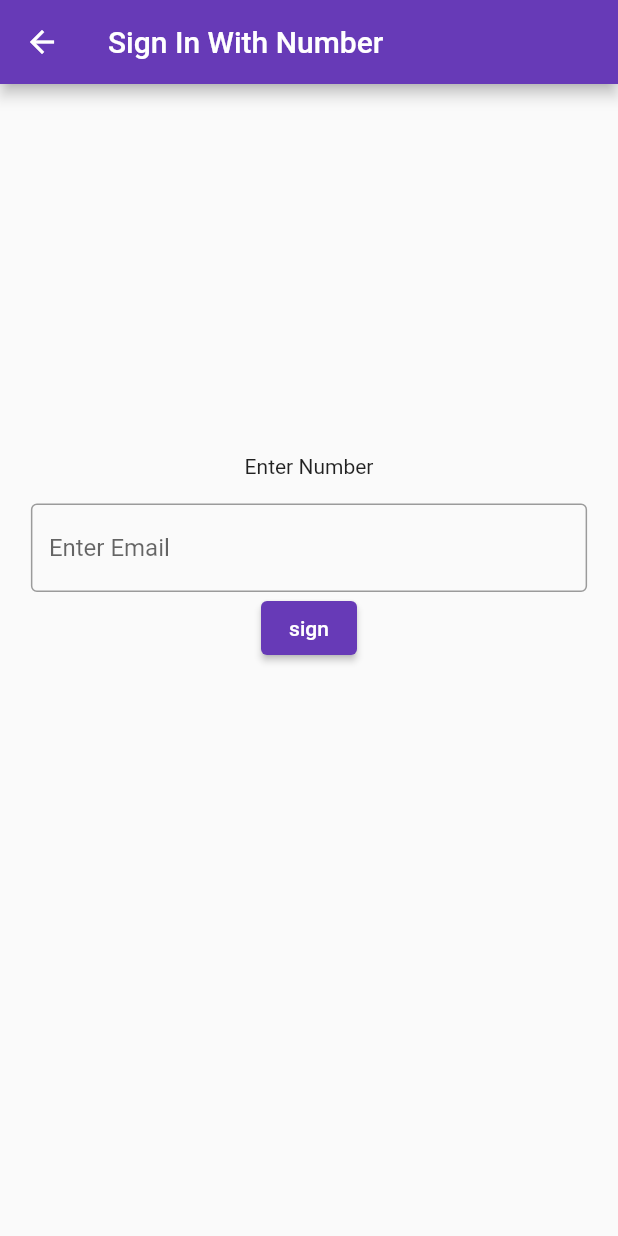
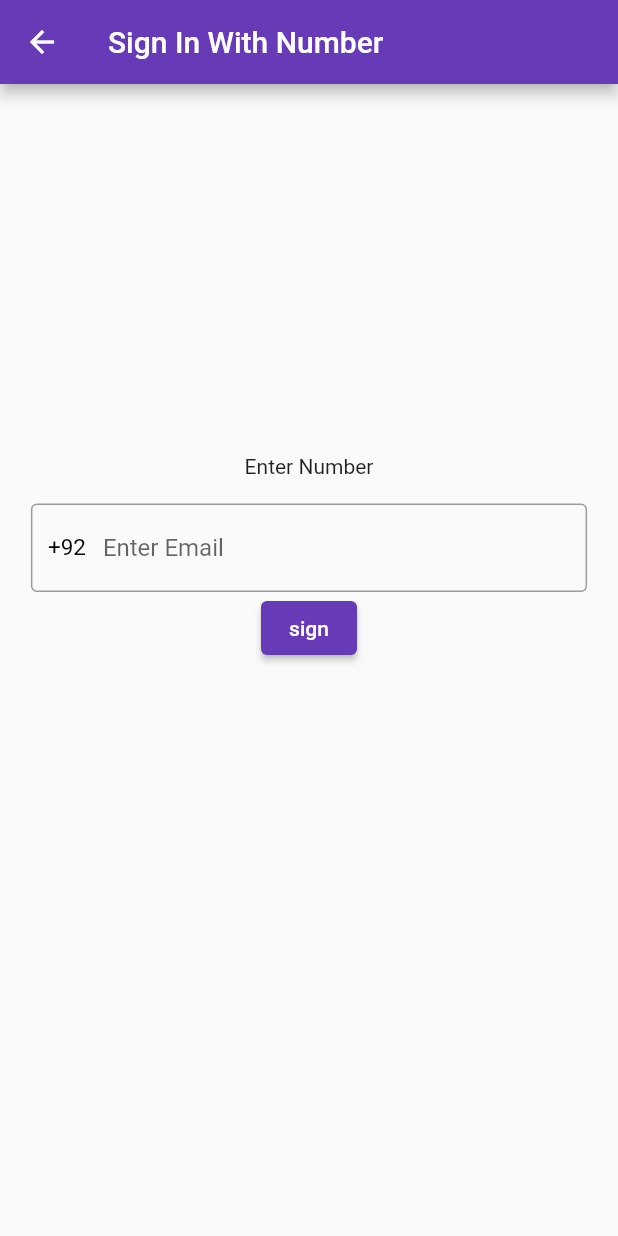
Before and after one commit to itxmubi/Flutter-with-Firebase, a Flutter app: the EnterPhoneNumberScreen screen opened directly, on a phone screen of 412 x 824 dp. Run offline on Flutter 3.47's test engine with Material 2 defaults, Android fonts, the phone set to English and light mode, and no system bars; our stand-ins replace animated_text_kit, bloc, cloud_firestore, email_validator, firebase_auth, firebase_core and 4 more; accounts and stored records are empty; project files that could hold a hidden picture were left out.

Commit message:
Sign in with otp done

```diff
--- a/lib/Controllers/login_controller.dart
+++ b/lib/Controllers/login_controller.dart
@@ -10,6 +10,7 @@ import 'package:flutter_with_firebase/Screens/home_screen.dart';
 import 'package:get/get.dart';
 
 import '../Screens/after_login.dart';
+import '../Screens/signINwithMobile/otp_screen.dart';
 
 class LoginController extends GetxController {
   /* -------------------------------------------------------------------------- */
@@ -26,6 +27,9 @@ class LoginController extends GetxController {
   TextEditingController signInemailController = TextEditingController();
   TextEditingController signInpasswordController = TextEditingController();
   RxBool isValid = false.obs;
+
+  String verificationid = "";
+  String otpCode = "";
   // final auth = FirebaseAuth.instance;
 
 /* -------------------------------------------------------------------------- */
@@ -142,11 +146,11 @@ class LoginController extends GetxController {
   /* -------------------------------------------------------------------------- */
 
   phoneAuth(String phoneNumber) async {
+    // await FirebaseAuth.instance.signInWithPhoneNumber(phoneNumber);
+
     await FirebaseAuth.instance.verifyPhoneNumber(
       phoneNumber: phoneNumber,
-      verificationCompleted: (PhoneAuthCredential credential) async {
-        await FirebaseAuth.instance.signInWithCredential(credential);
-      },
+      verificationCompleted: (PhoneAuthCredential credential) async {},
       verificationFailed: (FirebaseAuthException e) {
         if (e.code == 'invalid-phone-number') {
           log('The provided phone number is not valid.');
@@ -154,14 +158,9 @@ class LoginController extends GetxController {
       },
       codeSent: (String verificationId, int? resendToken) async {
         log("CodeSent");
-        // String smsCode = 'xxxx';
-
-        // Create a PhoneAuthCredential with the code
-        // PhoneAuthCredential credential = PhoneAuthProvider.credential(
-        //     verificationId: verificationId, smsCode: smsCode);
-
-        // Sign the user in (or link) with the credential
-        // await FirebaseAuth.instance.signInWithCredential(credential);
+        verificationid = verificationId;
+        update();
+        Get.to(() => const PinCodeVerificationScreen());
       },
       codeAutoRetrievalTimeout: (String verificationId) {},
     );
--- a/lib/Screens/signINwithMobile/number_screen.dart
+++ b/lib/Screens/signINwithMobile/number_screen.dart
@@ -2,8 +2,6 @@ import 'package:flutter/material.dart';
 import 'package:flutter_with_firebase/Controllers/login_controller.dart';
 import 'package:get/get.dart';
 import 'package:sizer/sizer.dart';
-
-import 'otp_screen.dart';
 
 class EnterPhoneNumberScreen extends StatefulWidget {
   const EnterPhoneNumberScreen({Key? key}) : super(key: key);
@@ -33,9 +31,17 @@ class _EnterPhoneNumberScreenState extends State<EnterPhoneNumberScreen> {
               controller: _phoneController,
               keyboardType: TextInputType.number,
               onChanged: (s) {},
-              // controller: loginController.signUpemailController,SSS
-              decoration: const InputDecoration(
-                border: OutlineInputBorder(
+              // controller: loginController.signUpemailController,
+              decoration: InputDecoration(
+                prefixIcon: Container(
+                  width: 10,
+                  alignment: Alignment.center,
+                  child: const Text(
+                    "+92",
+                    style: TextStyle(color: Colors.black, fontSize: 15),
+                  ),
+                ),
+                border: const OutlineInputBorder(
                     borderSide: BorderSide(color: Colors.black)),
                 // errorText: loginController.isValid.value ? errorText : "",
                 hintText: "Enter Email",
@@ -45,8 +51,8 @@ class _EnterPhoneNumberScreenState extends State<EnterPhoneNumberScreen> {
         ),
         ElevatedButton(
             onPressed: () {
-              // loginController.phoneAuth("+923067037607");
-              Get.to(() => const PinCodeVerificationScreen());
+              loginController.phoneAuth("+92${_phoneController.text}");
+              // Get.to(() => const PinCodeVerificationScreen());
             },
             child: const Text("sign"))
       ]),
```
Also changed, not shown: lib/Screens/signINwithMobile/otp_screen.dart (+35 -17 lines), lib/Screens/sign_in_page.dart (+5 -2 lines).
